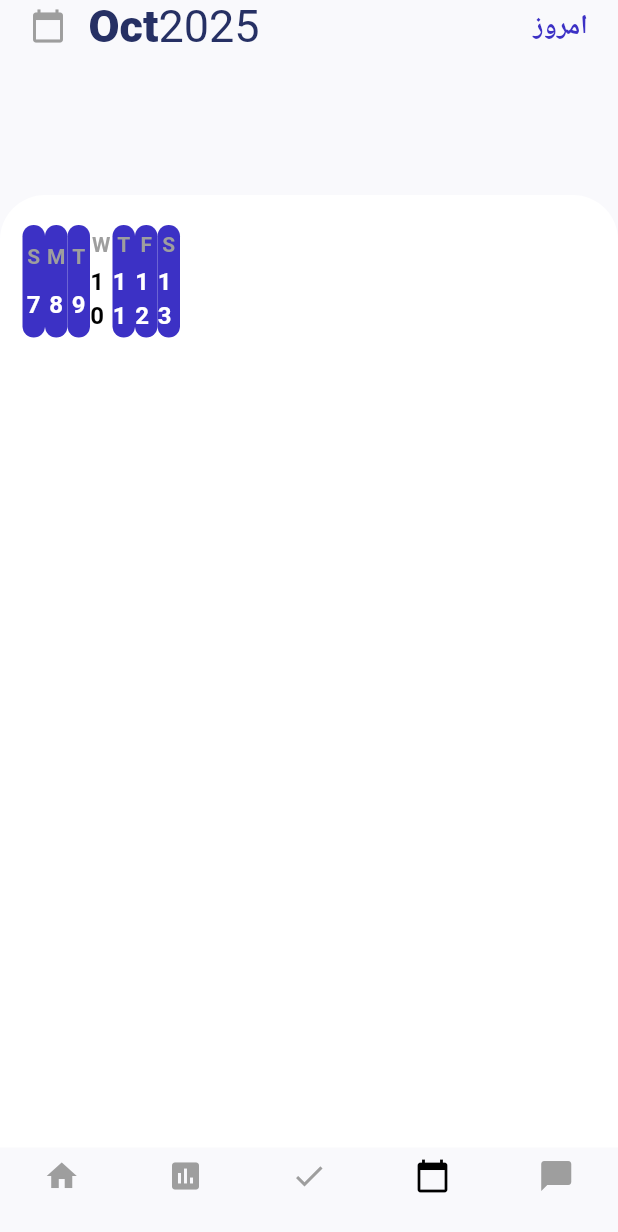
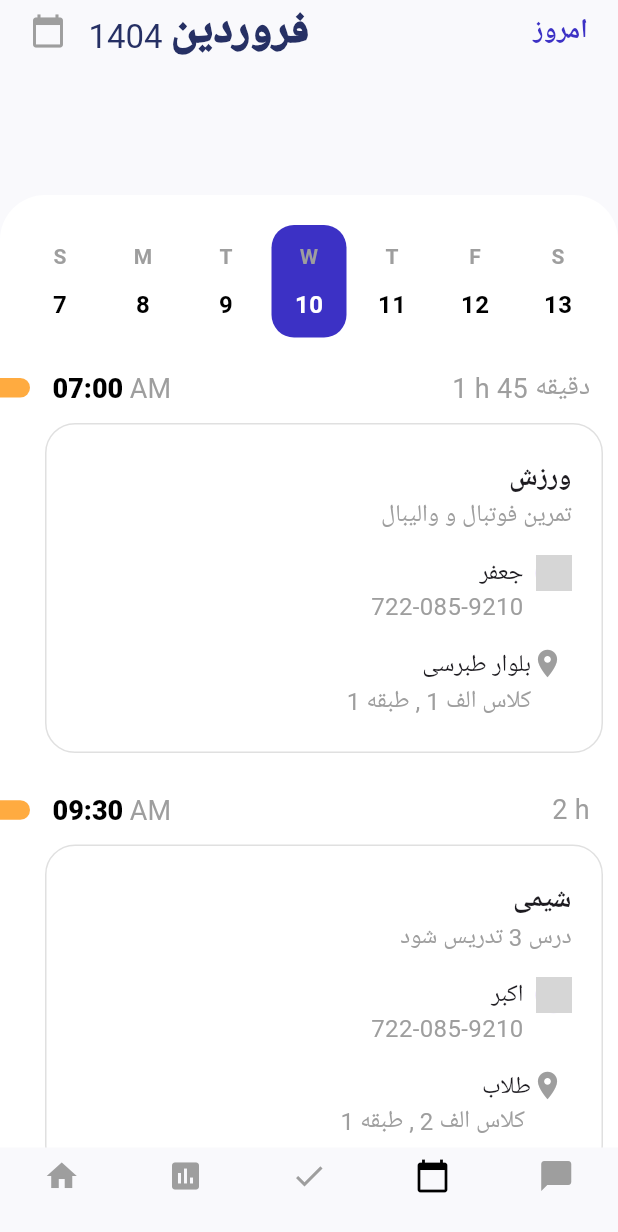
Before and after one commit to Moh3enzarif/SchoolManagmentApp_flutter, a Flutter app: the screen it shows after launch, item 4 of the bottom bar chosen, on a phone screen of 412 x 824 dp. Shown: the top 1232 px of the screen. Run offline on Flutter 3.47's test engine with Material 3 defaults, Android fonts, the phone set to English and light mode, and no system bars; network calls fail; grey boxes are pictures that could not be loaded.

Commit message:
model created and calendar-page is done

```diff
--- /dev/null
+++ b/lib/model/model.dart
@@ -0,0 +1,62 @@
+class Task {
+  final String currentTime;
+  final String remainingTime;
+  final String title;
+  final String subtitle;
+  final String profileImage;
+  final String name;
+  final String id;
+  final String location;
+  final String room;
+
+  Task({
+    required this.currentTime,
+    required this.remainingTime,
+    required this.title,
+    required this.subtitle,
+    required this.profileImage,
+    required this.name,
+    required this.id,
+    required this.location,
+    required this.room,
+  });
+}
+
+List<Task> tasks = [
+  Task(
+    currentTime: "07:00",
+    remainingTime: "1 h 45 دقیقه",
+    title: "ورزش",
+    subtitle: "تمرین فوتبال و والیبال",
+    profileImage:
+        "https://encrypted-tbn0.gstatic.com/images?q=tbn:ANd9GcTHDRlp-KGr_M94k_oor4Odjn2UzbAS7n1YoA&s",
+    name: "جعفر",
+    id: "722-085-9210",
+    location: "بلوار طبرسی",
+    room: "کلاس الف 1 , طبقه 1",
+  ),
+  Task(
+    currentTime: "09:30",
+    remainingTime: "2 h",
+    title: "شیمی",
+    subtitle: "درس 3 تدریس شود",
+    profileImage:
+        "https://media.istockphoto.com/id/1154642632/photo/close-up-portrait-of-brunette-woman.jpg?s=612x612&w=0&k=20&c=d8W_C2D-2rXlnkyl8EirpHGf-GpM62gBjpDoNryy98U=",
+    name: "اکبر",
+    id: "722-085-9210",
+    location: "طلاب",
+    room: "کلاس الف 2 , طبقه 1 ",
+  ),
+  Task(
+    currentTime: "01:00",
+    remainingTime: "1 h 45 min",
+    title: "انشاء",
+    subtitle: "موضوع آزاد",
+    profileImage:
+        "https://encrypted-tbn0.gstatic.com/images?q=tbn:ANd9GcTHDRlp-KGr_M94k_oor4Odjn2UzbAS7n1YoA&s",
+    name: "عباس",
+    id: "722-085-9210",
+    location: "مجلسی",
+    room: "کلاس ب 2 , طبقه 2",
+  ),
+];
--- a/lib/screens/app_home_page.dart
+++ b/lib/screens/app_home_page.dart
@@ -119,6 +119,7 @@ class _AppHomePageState extends State<AppHomePage> {
                 seeAllItems("تکالیف امروز", 3),
                 SingleChildScrollView(
                   scrollDirection: Axis.horizontal,
+                  reverse: true,
                   child: Row(
                     children: [
                       yourTaskItems(
@@ -128,12 +129,12 @@ class _AppHomePageState extends State<AppHomePage> {
                       ),
                       yourTaskItems(
                         Colors.green,
-                        10,
+                        5,
                         " ریاضی از درس 2 تا 5 امتحان دارید",
                       ),
                       yourTaskItems(
                         Colors.blue,
-                        5,
+                        10,
                         " علوم از درس 2 تا 5 امتحان دارید",
                       ),
                     ],
--- /dev/null
+++ b/lib/screens/calendar.dart
@@ -0,0 +1,314 @@
+import 'package:flutter/material.dart';
+import '../Utils/colors.dart';
+import '../Model/model.dart';
+
+class CalendarPage extends StatefulWidget {
+  const CalendarPage({super.key});
+
+  @override
+  _myCalendarPageState createState() => _myCalendarPageState();
+}
+
+class _myCalendarPageState extends State<CalendarPage> {
+  @override
+  Widget build(BuildContext context) {
+    Size size = MediaQuery.of(context).size;
+    return Stack(
+      children: [
+        Container(
+          padding: const EdgeInsets.symmetric(
+            horizontal: 20,
+          ),
+          alignment: Alignment.topCenter,
+          color: kCardColor,
+          height: size.height,
+          child: SafeArea(
+            child: Row(
+              mainAxisAlignment: MainAxisAlignment.spaceBetween,
+              children: [
+                Row(
+                  children: [
+                    const Icon(
+                      Icons.calendar_today,
+                      color: Colors.grey,
+                    ),
+                    const SizedBox(width: 15),
+                    RichText(
+                      text: TextSpan(
+                        text: "فروردین",
+                        style: TextStyle(
+                          fontWeight: FontWeight.w900,
+                          color: textColor,
+                          fontSize: 30,
+                        ),
+                        children: const [
+                          TextSpan(
+                            text: " 1404",
+                            style: TextStyle(
+                              fontWeight: FontWeight.normal,
+                              fontSize: 22,
+                            ),
+                          ),
+                        ],
+                      ),
+                    ),
+                  ],
+                ),
+                Text(
+                  "امروز",
+                  style: TextStyle(
+                    fontWeight: FontWeight.bold,
+                    color: secondTextColor,
+                    fontSize: 18,
+                    letterSpacing: -0.5,
+                  ),
+                )
+              ],
+            ),
+          ),
+        ),
+        Positioned(
+          top: 130,
+          child: Container(
+            height: size.height - 160,
+            width: size.width,
+            decoration: BoxDecoration(
+              color: Colors.white,
+              borderRadius: BorderRadius.circular(30),
+            ),
+            child: Column(
+              children: [
+                Padding(
+                  padding: const EdgeInsets.symmetric(
+                    horizontal: 15,
+                    vertical: 20,
+                  ),
+                  child: Row(
+                    mainAxisAlignment: MainAxisAlignment.spaceBetween,
+                    children: [
+                      myCalendar("S", 7, false),
+                      myCalendar("M", 8, false),
+                      myCalendar("T", 9, false),
+                      myCalendar("W", 10, true),
+                      myCalendar("T", 11, false),
+                      myCalendar("F", 12, false),
+                      myCalendar("S", 13, false),
+                    ],
+                  ),
+                ),
+                Expanded(
+                  child: SingleChildScrollView(
+                    child: Column(
+                      children: List.generate(
+                        tasks.length,
+                        (index) {
+                          final task = tasks[index];
+                          return Container(
+                            margin: const EdgeInsets.only(bottom: 25),
+                            child: Column(
+                              children: [
+                                Row(
+                                  children: [
+                                    Container(
+                                      width: 20,
+                                      height: 13,
+                                      decoration: const BoxDecoration(
+                                        color: Colors.orangeAccent,
+                                        borderRadius: BorderRadius.horizontal(
+                                          right: Radius.circular(15),
+                                        ),
+                                      ),
+                                    ),
+                                    const SizedBox(width: 15),
+                                    SizedBox(
+                                      width: size.width / 1.15,
+                                      child: Row(
+                                        mainAxisAlignment:
+                                            MainAxisAlignment.spaceBetween,
+                                        children: [
+                                          RichText(
+                                            text: TextSpan(
+                                              text: task.currentTime,
+                                              style: const TextStyle(
+                                                fontWeight: FontWeight.w800,
+                                                color: Colors.black,
+                                                fontSize: 18,
+                                              ),
+                                              children: const [
+                                                TextSpan(
+                                                  text: " AM",
+                                                  style: TextStyle(
+                                                    fontWeight:
+                                                        FontWeight.normal,
+                                                    color: Colors.grey,
+                                                  ),
+                                                )
+                                              ],
+                                            ),
+                                          ),
+                                          Text(
+                                            task.remainingTime,
+                                            style: const TextStyle(
+                                              color: Colors.grey,
+                                              fontSize: 18,
+                                            ),
+                                          ),
+                                        ],
+                                      ),
+                                    ),
+                                  ],
+                                ),
+                                const SizedBox(height: 10),
+                                Container(
+                                  height: 220,
+                                  width: double.infinity,
+                                  decoration: BoxDecoration(
+                                    border: Border.all(
+                                      width: 1,
+                                      color: Colors.grey[300]!,
+                                    ),
+                                    borderRadius: BorderRadius.circular(20),
+                                  ),
+                                  margin: const EdgeInsets.only(
+                                    right: 10,
+                                    left: 30,
+                                  ),
+                                  padding: const EdgeInsets.all(20),
+                                  child: Column(
+                                    crossAxisAlignment: CrossAxisAlignment.end,
+                                    mainAxisAlignment: MainAxisAlignment.center,
+                                    children: [
+                                      Text(
+                                        task.title,
+                                        style: const TextStyle(
+                                          fontWeight: FontWeight.w600,
+                                          fontSize: 18,
+                                        ),
+                                      ),
+                                      Text(
+                                        task.subtitle,
+                                        style: const TextStyle(
+                                          color: Colors.grey,
+                                          fontSize: 16,
+                                        ),
+                                      ),
+                                      const SizedBox(height: 15),
+                                      Row(
+                                        mainAxisAlignment:
+                                            MainAxisAlignment.end,
+                                        crossAxisAlignment:
+                                            CrossAxisAlignment.start,
+                                        children: [
+                                          Column(
+                                            crossAxisAlignment:
+                                                CrossAxisAlignment.end,
+                                            children: [
+                                              Text(
+                                                task.name,
+                                                style: const TextStyle(
+                                                  fontSize: 16,
+                                                ),
+                                              ),
+                                              Text(
+                                                task.id,
+                                                style: const TextStyle(
+                                                  color: Colors.grey,
+                                                  fontSize: 16,
+                                                ),
+                                              ),
+                                            ],
+                                          ),
+                                          const SizedBox(width: 8),
+                                          CircleAvatar(
+                                            radius: 12,
+                                            backgroundImage:
+                                                NetworkImage(task.profileImage),
+                                          ),
+                                        ],
+                                      ),
+                                      const SizedBox(height: 15),
+                                      Row(
+                                        mainAxisAlignment:
+                                            MainAxisAlignment.end,
+                                        crossAxisAlignment:
+                                            CrossAxisAlignment.start,
+                                        children: [
+                                          Column(
+                                            crossAxisAlignment:
+                                                CrossAxisAlignment.end,
+                                            children: [
+                                              Text(
+                                                task.location,
+                                                style: const TextStyle(
+                                                  fontSize: 16,
+                                                ),
+                                              ),
+                                              Text(
+                                                task.room,
+                                                style: const TextStyle(
+                                                  color: Colors.grey,
+                                                  fontSize: 16,
+                                                ),
+                                              ),
+                                            ],
+                                          ),
+                                          const Icon(
+                                            Icons.location_on,
+                                            size: 22,
+                                            color: Colors.grey,
+                                          ),
+                                          const SizedBox(width: 5),
+                                        ],
+                                      ),
+                                    ],
+                                  ),
+                                ),
+                              ],
+                            ),
+                          );
+                        },
+                      ),
+                    ),
+                  ),
+                )
+              ],
+            ),
+          ),
+        )
+      ],
+    );
+  }
+
+  Container myCalendar(
+    String weekDay,
+    int date,
+    bool isActive,
+  ) {
+    return Container(
+      decoration: BoxDecoration(
+        color: isActive ? secondTextColor : Colors.white,
+        borderRadius: BorderRadius.circular(15),
+      ),
+      height: 75,
+      width: 50,
+      child: Column(
+        mainAxisAlignment: MainAxisAlignment.spaceEvenly,
+        children: [
+          Text(
+            weekDay,
+            style: const TextStyle(
+                color: Colors.grey, fontWeight: FontWeight.w600),
+          ),
+          Text(
+            date.toString(),
+            style: TextStyle(
+              color: isActive ? Colors.white : Colors.black,
+              fontWeight: FontWeight.bold,
+              fontSize: 16,
+            ),
+          ),
+        ],
+      ),
+    );
+  }
+}
--- a/lib/screens/calender.dart
+++ /dev/null
@@ -1,127 +0,0 @@
-import 'package:flutter/material.dart';
-import 'package:school_app/Utils/colors.dart';
-
-class Calendar extends StatelessWidget {
-  const Calendar({super.key});
-
-  @override
-  Widget build(BuildContext context) {
-    Size size = (MediaQuery.of(context).size);
-    return Stack(
-      children: [
-        Container(
-          padding: const EdgeInsets.symmetric(horizontal: 20),
-          alignment: Alignment.topCenter,
-          color: kCardColor,
-          height: size.height,
-          child: SafeArea(
-            child: Row(
-              mainAxisAlignment: MainAxisAlignment.spaceBetween,
-              children: [
-                Row(
-                  children: [
-                    const Icon(
-                      Icons.calendar_today,
-                      color: Colors.grey,
-                    ),
-                    const SizedBox(width: 15),
-                    RichText(
-                      text: TextSpan(
-                        text: "Oct",
-                        style: TextStyle(
-                            fontSize: 30,
-                            fontWeight: FontWeight.w900,
-                            color: textColor),
-                        children: const [
-                          TextSpan(
-                            text: "2025",
-                            style: TextStyle(
-                              fontSize: 30,
-                              fontWeight: FontWeight.normal,
-                            ),
-                          ),
-                        ],
-                      ),
-                    ),
-                  ],
-                ),
-                Text(
-                  "امروز",
-                  style: TextStyle(
-                    fontWeight: FontWeight.bold,
-                    color: secondTextColor,
-                    fontSize: 18,
-                    letterSpacing: -0.5,
-                  ),
-                ),
-              ],
-            ),
-          ),
-        ),
-        Positioned(
-          top: 130,
-          child: Container(
-            height: size.height - 160,
-            width: size.width,
-            decoration: BoxDecoration(
-              color: Colors.white,
-              borderRadius: BorderRadius.circular(30),
-            ),
-            child: Column(
-              mainAxisAlignment: MainAxisAlignment.spaceBetween,
-              children: [
-                Padding(
-                  padding:
-                      const EdgeInsets.symmetric(horizontal: 15, vertical: 20),
-                  child: Row(
-                    children: [
-                      myCalendar("S", 7, true),
-                      myCalendar("M", 8, true),
-                      myCalendar("T", 9, true),
-                      myCalendar("W", 10, false),
-                      myCalendar("T", 11, true),
-                      myCalendar("F", 12, true),
-                      myCalendar("S", 13, true),
-                    ],
-                  ),
-                ),
-              ],
-            ),
-          ),
-        ),
-      ],
-    );
-  }
-
-  Container myCalendar(
-    String weekDay,
-    int date,
-    bool isActive,
-  ) {
-    return Container(
-      decoration: BoxDecoration(
-        color: isActive ? secondTextColor : Colors.white,
-        borderRadius: BorderRadius.circular(15),
-      ),
-      height: 75,
-      width: 15,
-      child: Column(
-        mainAxisAlignment: MainAxisAlignment.spaceEvenly,
-        children: [
-          Text(
-            weekDay,
-            style: const TextStyle(
-                color: Colors.grey, fontWeight: FontWeight.w600),
-          ),
-          Text(
-            date.toString(),
-            style: TextStyle(
-                color: isActive ? Colors.white : Colors.black,
-                fontWeight: FontWeight.bold,
-                fontSize: 16),
-          ),
-        ],
-      ),
-    );
-  }
-}
--- a/lib/screens/school_man_screen.dart
+++ b/lib/screens/school_man_screen.dart
@@ -1,7 +1,7 @@
 import 'package:flutter/material.dart';
 import 'package:school_app/Utils/colors.dart';
 import 'package:school_app/screens/app_home_page.dart';
-import 'package:school_app/screens/calender.dart';
+import 'package:school_app/screens/calendar.dart';
 
 class SchoolManangmentScreenState extends StatefulWidget {
   const SchoolManangmentScreenState({super.key});
@@ -18,7 +18,7 @@ class _SchoolManangmentScreenStateState
     const AppHomePage(),
     const Scaffold(),
     const Scaffold(),
-    const Calendar(),
+    const CalendarPage(),
     const Scaffold(),
   ];
   @override
```
